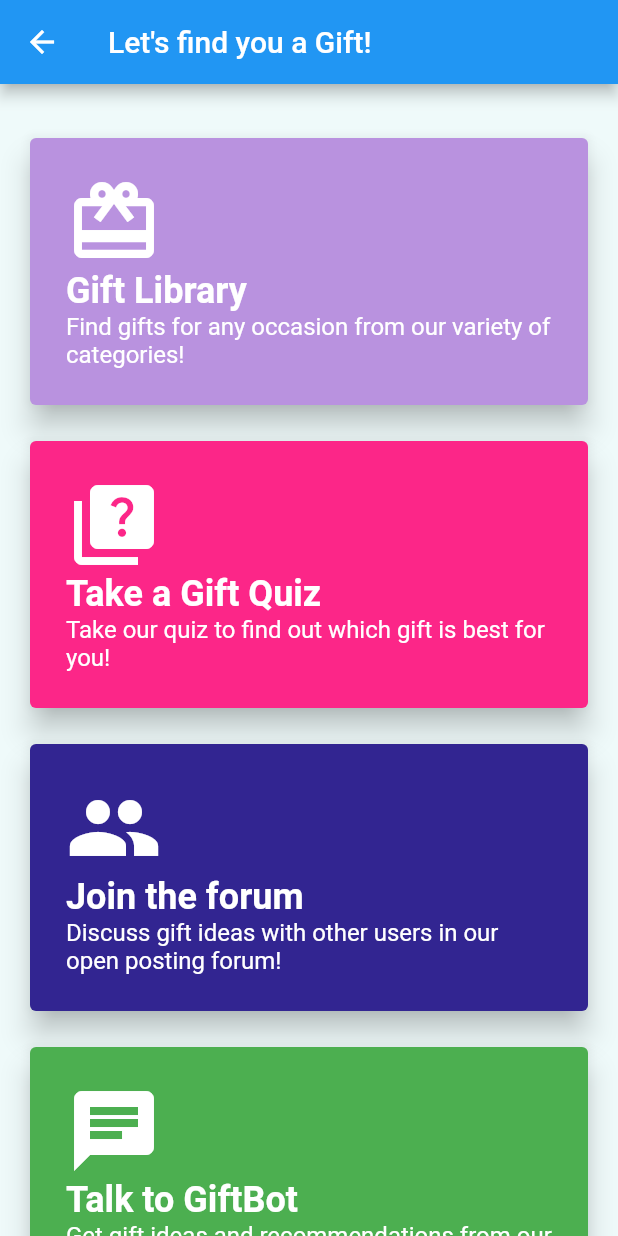
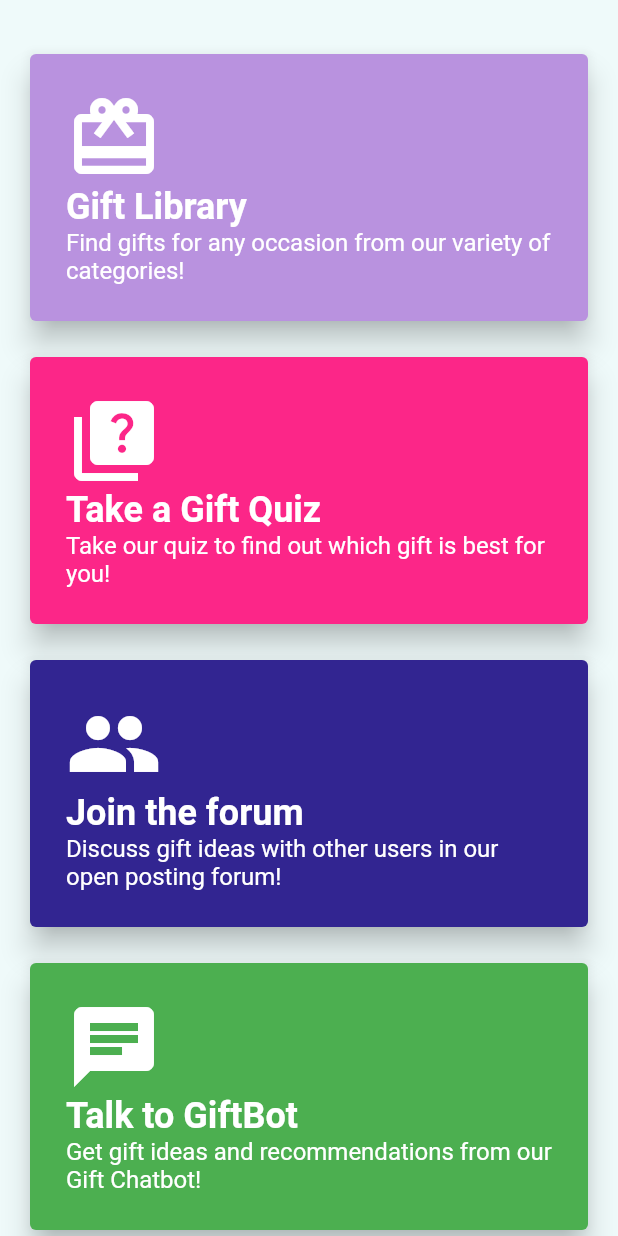
Before and after one commit to Sfrljuckic1/flutter_gift_app, a Flutter app: the CategoriesScreen screen opened directly, on a phone screen of 412 x 824 dp. Run offline on Flutter 3.47's test engine with Material 2 defaults, Android fonts, the phone set to English and light mode, and no system bars; our stand-ins replace cloud_firestore, firebase_auth, firebase_core, flutter_dotenv, velocity_x; missing offline and left inert: chat_gpt_sdk; accounts and stored records are empty.

Commit message:
Updated Logo and Modified AppBar

```diff
--- a/lib/screens/CategoriesScreen.dart
+++ b/lib/screens/CategoriesScreen.dart
@@ -12,10 +12,6 @@ class CategoriesScreen extends StatelessWidget {
   @override
   Widget build(BuildContext context) {
     return Scaffold(
-      appBar: AppBar(
-        title: const Text("Let's find you a Gift!"),
-      ),
-
       backgroundColor: const Color(0xffeffafa),
       body: SingleChildScrollView (
         child: Padding(
--- a/lib/screens/GIftsScreen.dart
+++ b/lib/screens/GIftsScreen.dart
@@ -32,6 +32,7 @@ class _GiftScreenState extends State<GiftScreen> {
     return Scaffold(
 
       appBar: AppBar(
+        backgroundColor: const Color(0xFF951170),
         title: Row(
           children: [
             Text(
@@ -40,6 +41,11 @@ class _GiftScreenState extends State<GiftScreen> {
                 fontSize: 20.0,
                 fontWeight: FontWeight.bold,
               ),
+            ),
+            Image.asset(
+              'assets/images/gift_logo.png',
+              fit: BoxFit.contain,
+              height: 40,
             ),
           ],
         ),
--- a/lib/screens/GiftLibraryScreen.dart
+++ b/lib/screens/GiftLibraryScreen.dart
@@ -13,6 +13,7 @@ class GiftLibraryScreen extends StatelessWidget {
 
     return Scaffold(
       appBar: AppBar(
+        backgroundColor: const Color(0xFF951170),
         title: const Text("Gift Categories"),
       ),
 
```
Also changed, not shown: assets/images/gift_logo.png.
